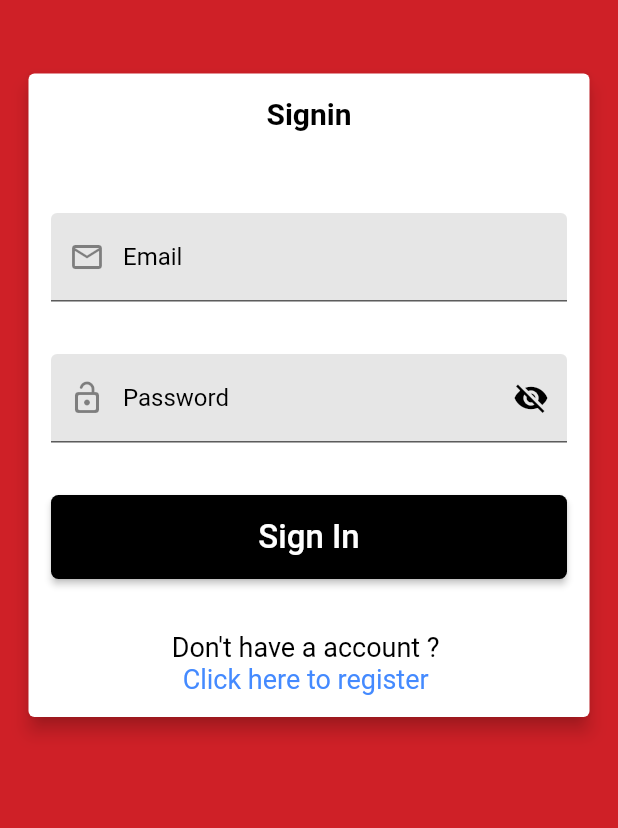
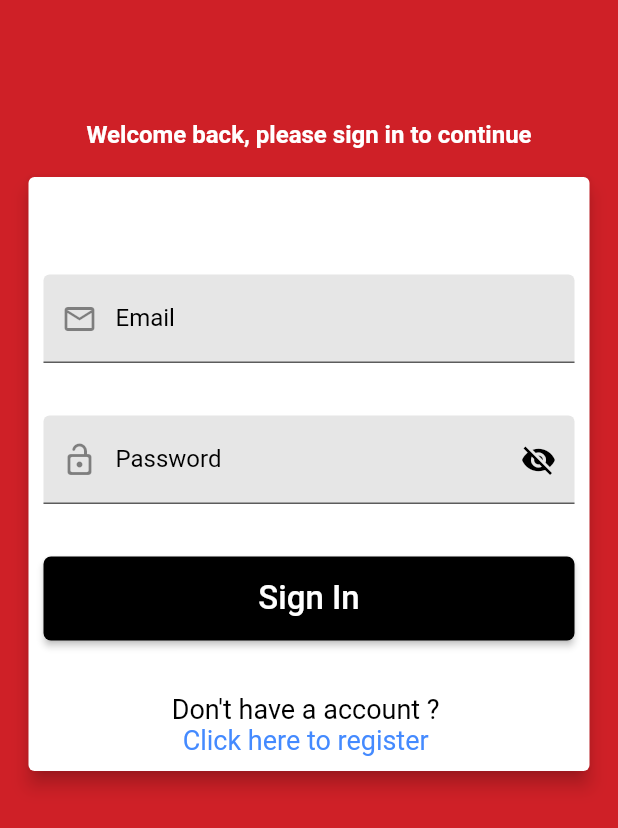
Before and after one commit to bibash44/QRpaymentFrontend, a Flutter app: the screen it shows after launch, after a tap on "Sign-in to continue", on a phone screen of 412 x 824 dp. Shown: the top 828 px of the screen. Run offline on Flutter 3.47's test engine with Material 2 defaults, Android fonts, the phone set to English and light mode, and no system bars; our stand-ins replace flutter_signin_button, flutter_spinkit, font_awesome_flutter.

Commit message:
form validated and data ready to submit

```diff
--- a/QRpayment/qr_pay/lib/screens/signin.dart
+++ b/QRpayment/qr_pay/lib/screens/signin.dart
@@ -37,6 +37,14 @@ class _SigninState extends State<Signin> {
                 crossAxisAlignment: CrossAxisAlignment.center,
                 mainAxisAlignment: MainAxisAlignment.start,
                 children: [
+                  const SizedBox(height: 50),
+                  const Text(
+                    "Welcome back, please sign in to continue",
+                    style: TextStyle(
+                        color: Colors.white,
+                        fontSize: 16,
+                        fontWeight: FontWeight.bold),
+                  ),
                   const SizedBox(height: 15),
                   Card(
                     elevation: 5,
@@ -45,16 +53,8 @@ class _SigninState extends State<Signin> {
                       child: Container(
                         width: double.infinity,
                         padding: const EdgeInsets.all(5),
-                        margin: const EdgeInsets.all(10),
+                        margin: const EdgeInsets.all(5),
                         child: Column(children: [
-                          const Text(
-                            "Signin",
-                            style: TextStyle(
-                                color: Colors.black,
-                                fontSize: 20,
-                                fontWeight: FontWeight.bold),
-                          ),
-
                           const SizedBox(
                             height: 20,
                           ),
--- a/QRpayment/qr_pay/lib/screens/signup.dart
+++ b/QRpayment/qr_pay/lib/screens/signup.dart
@@ -20,6 +20,8 @@ class _SignupState extends State<Signup> {
   String _sessionToken = "326412";
   TextEditingController addressController = TextEditingController();
   var uuid = const Uuid();
+  bool makePasswordVisible = false;
+  bool isFormValidated = false;
 
   List<dynamic> placesList = [];
 
@@ -63,6 +65,15 @@ class _SignupState extends State<Signup> {
               padding: const EdgeInsets.fromLTRB(0, 60, 0, 0),
               child: Column(
                 children: [
+                  const SizedBox(height: 25),
+                  const Text(
+                    "Signup as new user",
+                    style: TextStyle(
+                        color: Colors.white,
+                        fontSize: 18,
+                        fontWeight: FontWeight.bold),
+                  ),
+                  const SizedBox(height: 15),
                   SizedBox(
                     height: 500,
                     child: Card(
@@ -80,10 +91,14 @@ class _SignupState extends State<Signup> {
                               // print("completed");
                               // Send data to server
                             } else {
+                              setState(() {
+                                _currentstep += 1;
+                              });
+
                               if (signUpFormKey.currentState!.validate()) {
                                 signUpFormKey.currentState!.save();
                                 setState(() {
-                                  _currentstep += 1;
+                                  isFormValidated = true;
                                 });
                               } else {
                                 // Signupform not validated
@@ -118,8 +133,9 @@ class _SignupState extends State<Signup> {
                                           shape: const RoundedRectangleBorder(
                                               borderRadius: BorderRadius.all(
                                                   Radius.circular(5)))),
-                                      child:
-                                          Text(islastStep ? "Confirm" : "Next"),
+                                      child: Text(islastStep
+                                          ? "Confirm & submit"
+                                          : "Next"),
                                     ),
                                   ),
                                   const SizedBox(
@@ -158,7 +174,7 @@ class _SignupState extends State<Signup> {
                   ),
                   InkWell(
                     child: const Text(
-                      "Click here to login ",
+                      "Click here to sign in  ",
                       style: TextStyle(color: Colors.white, fontSize: 18),
                     ),
                     onTap: () {
@@ -353,13 +369,123 @@ class _SignupState extends State<Signup> {
           state: _currentstep > 2 ? StepState.complete : StepState.indexed,
           isActive: _currentstep >= 2,
           title: const Text("Password"),
-          content: Container(),
+          content: Padding(
+            padding: const EdgeInsets.only(top: 5),
+            child: Column(
+              children: [
+                TextFormField(
+                  obscureText: !makePasswordVisible,
+                  validator: (value) {
+                    if (value!.isEmpty) {
+                      return "Please enter your password *";
+                    } else if (!RegExp(
+                        // r'^(?=.*\d)(?=.*[a-z])(?=.*[A-Z])(?=.*[a-zA-Z]).{6,}$')
+                        r'^[A-Za-z0-9]+$').hasMatch(value)) {
+                      return " Please enter only number and letters *";
+                    }
+                    return null;
+                  },
+                  onSaved: (newValue) => password = newValue,
+                  onChanged: (newValue) {
+                    signUpFormKey.currentState!.save();
+                    if (signUpFormKey.currentState!.validate()) {
+                    } else {}
+                  },
+                  decoration: InputDecoration(
+                      labelText: "Password",
+                      labelStyle:
+                          const TextStyle(color: Colors.black, fontSize: 16),
+                      prefixIcon: const Icon(Icons.lock_open_rounded),
+                      suffixIcon: IconButton(
+                        icon: Icon(
+                          // Based on passwordVisible state choose the icon
+                          makePasswordVisible
+                              ? Icons.visibility
+                              : Icons.visibility_off,
+                          color: Colors.black,
+                        ),
+                        onPressed: () {
+                          // Update the state i.e. toogle the state of passwordVisible variable
+                          setState(() {
+                            makePasswordVisible = !makePasswordVisible;
+                          });
+                        },
+                      ),
+                      iconColor: Colors.black,
+                      focusedBorder: const OutlineInputBorder(
+                        borderSide: BorderSide(
+                          color: Color.fromARGB(255, 192, 192, 192),
+                        ),
+                      ),
+                      filled: true,
+                      fillColor: const Color.fromARGB(255, 230, 230, 230)),
+                ),
+
+                // Confirm password form field
+                const SizedBox(height: 15),
+                TextFormField(
+                  obscureText: !makePasswordVisible,
+                  validator: (value) {
+                    if (value!.isEmpty) {
+                      return "Please re-enter your password *";
+                    } else if (value != password) {
+                      return "Please re-enter same password *";
+                    }
+                    return null;
+                  },
+                  onSaved: (newValue) => cpassword = newValue,
+                  onChanged: (newValue) {
+                    signUpFormKey.currentState!.save();
+                    if (signUpFormKey.currentState!.validate()) {
+                    } else {}
+                  },
+                  decoration: InputDecoration(
+                      labelText: "Confirm password",
+                      labelStyle:
+                          const TextStyle(color: Colors.black, fontSize: 16),
+                      prefixIcon: const Icon(Icons.lock_open_rounded),
+                      suffixIcon: IconButton(
+                        icon: Icon(
+                          // Based on passwordVisible state choose the icon
+                          makePasswordVisible
+                              ? Icons.visibility
+                              : Icons.visibility_off,
+                          color: Colors.black,
+                        ),
+                        onPressed: () {
+                          // Update the state i.e. toogle the state of passwordVisible variable
+                          setState(() {
+                            makePasswordVisible = !makePasswordVisible;
+                          });
+                        },
+                      ),
+                      iconColor: Colors.black,
+                      focusedBorder: const OutlineInputBorder(
+                        borderSide: BorderSide(
+                          color: Color.fromARGB(255, 192, 192, 192),
+                        ),
+                      ),
+                      filled: true,
+                      fillColor: const Color.fromARGB(255, 230, 230, 230)),
+                ),
+              ],
+            ),
+          ),
         ),
         Step(
           state: _currentstep > 3 ? StepState.complete : StepState.indexed,
           isActive: _currentstep >= 3,
           title: const Text("Complete"),
-          content: Container(),
+          content: Padding(
+              padding: const EdgeInsets.only(top: 5),
+              child: !isFormValidated
+                  ? const Align(
+                      alignment: Alignment.topLeft,
+                      child: Text(
+                        "Form not validated, please validate to continue *",
+                        style: TextStyle(color: Colors.red),
+                      ))
+                  : null),
         ),
       ];
 }
```
Also changed, not shown: QRpayment/qr_pay/lib/main.dart (+7 -1 lines).
